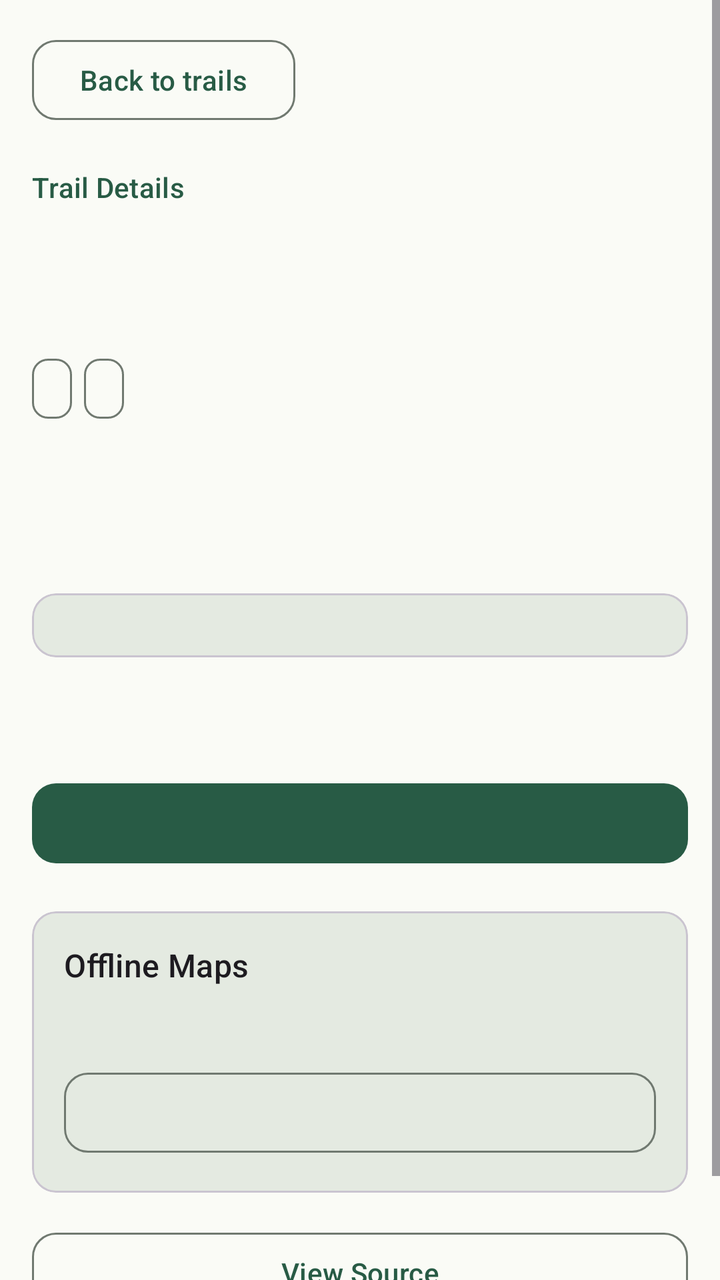
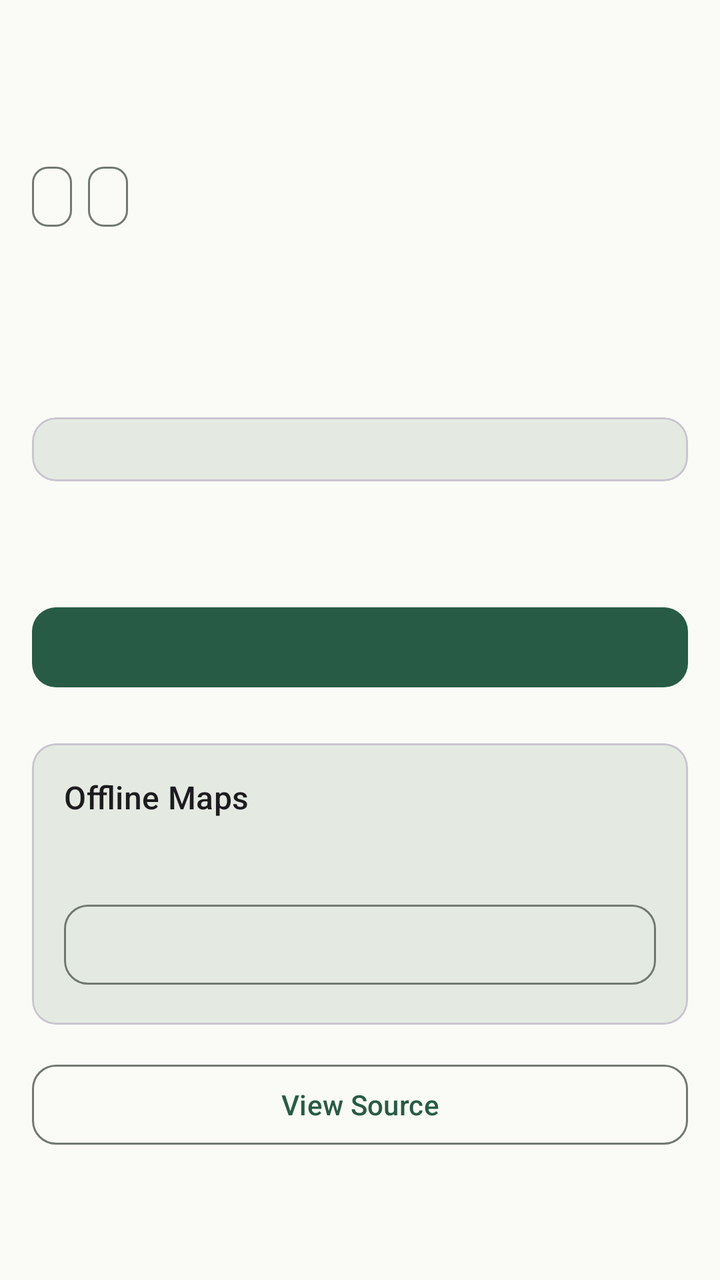

Screens rendered from an Android XML layout before and after an edit, with the pre-edit source and the edit as a unified diff.
<!-- AndroidManifest.xml: application theme Theme.TrailRelay -->
<!-- res/layout/activity_trail_detail.xml -->
<?xml version="1.0" encoding="utf-8"?>
<ScrollView xmlns:android="http://schemas.android.com/apk/res/android"
    xmlns:app="http://schemas.android.com/apk/res-auto"
    android:id="@+id/detail_root"
    android:layout_width="match_parent" android:layout_height="match_parent"
    android:fillViewport="true" android:background="@color/trail_surface">
    <LinearLayout android:layout_width="match_parent" android:layout_height="wrap_content"
        android:orientation="vertical" android:padding="16dp">
        <com.google.android.material.button.MaterialButton android:id="@+id/detail_back"
            style="@style/Widget.TrailRelay.OutlinedButton"
            android:layout_width="wrap_content" android:layout_height="wrap_content"
            android:text="@string/back_to_trails" />
        <TextView android:layout_width="match_parent" android:layout_height="wrap_content"
            android:layout_marginTop="20dp" android:text="@string/trail_details"
            android:textAppearance="?attr/textAppearanceLabelLarge"
            android:textColor="@color/trail_primary" />
        <TextView android:id="@+id/detail_name" android:layout_width="match_parent"
            android:layout_height="wrap_content" android:layout_marginTop="4dp"
            android:textAppearance="?attr/textAppearanceHeadlineMedium"
            android:accessibilityHeading="true" />
        <TextView android:id="@+id/detail_source" android:layout_width="match_parent"
            android:layout_height="wrap_content" android:layout_marginTop="8dp"
            android:textAppearance="?attr/textAppearanceLabelLarge"
            android:textColor="@color/trail_on_surface_variant" />
        <com.google.android.material.chip.ChipGroup
            android:id="@+id/detail_status_chips"
            android:layout_width="match_parent" android:layout_height="wrap_content"
            android:layout_marginTop="8dp" app:chipSpacingHorizontal="6dp"
            app:chipSpacingVertical="4dp" app:singleLine="false">
            <com.google.android.material.chip.Chip
                android:id="@+id/detail_route_chip"
                style="@style/Widget.TrailRelay.StatusChip"
                android:layout_width="wrap_content" android:layout_height="wrap_content" />
            <com.google.android.material.chip.Chip
                android:id="@+id/detail_aerial_chip"
                style="@style/Widget.TrailRelay.StatusChip"
                android:layout_width="wrap_content" android:layout_height="wrap_content" />
        </com.google.android.material.chip.ChipGroup>
        <TextView android:id="@+id/detail_status" android:layout_width="match_parent"
            android:layout_height="wrap_content" android:layout_marginTop="4dp"
            android:textAppearance="?attr/textAppearanceTitleMedium"
            android:textColor="@color/trail_primary" android:accessibilityLiveRegion="polite" />
        <TextView android:id="@+id/detail_description" android:layout_width="match_parent"
            android:layout_height="wrap_content" android:layout_marginTop="20dp"
            android:textAppearance="?attr/textAppearanceBodyLarge" />
        <com.google.android.material.card.MaterialCardView android:id="@+id/detail_fields_card"
            android:layout_width="match_parent" android:layout_height="wrap_content"
            android:layout_marginTop="20dp" app:cardBackgroundColor="@color/trail_surface_variant"
            app:cardCornerRadius="@dimen/trail_corner_radius" app:cardElevation="0dp">
            <LinearLayout android:id="@+id/detail_fields" android:layout_width="match_parent"
                android:layout_height="wrap_content" android:orientation="vertical"
                android:padding="16dp" />
        </com.google.android.material.card.MaterialCardView>
        <TextView android:id="@+id/detail_message" android:layout_width="match_parent"
            android:layout_height="wrap_content" android:layout_marginTop="16dp"
            android:textAppearance="?attr/textAppearanceBodyMedium"
            android:textColor="@color/trail_on_surface_variant" android:accessibilityLiveRegion="polite" />
        <com.google.android.material.progressindicator.LinearProgressIndicator
            android:id="@+id/detail_progress" android:layout_width="match_parent"
            android:layout_height="wrap_content" android:layout_marginTop="12dp"
            android:indeterminate="true" android:visibility="gone" />
        <com.google.android.material.button.MaterialButton android:id="@+id/detail_primary"
            android:layout_width="match_parent" android:layout_height="wrap_content"
            android:layout_marginTop="24dp" />
        <com.google.android.material.card.MaterialCardView android:id="@+id/detail_offline_card"
            android:layout_width="match_parent" android:layout_height="wrap_content"
            android:layout_marginTop="20dp" app:cardBackgroundColor="@color/trail_surface_variant"
            app:cardCornerRadius="@dimen/trail_corner_radius" app:cardElevation="0dp">
            <LinearLayout android:layout_width="match_parent" android:layout_height="wrap_content"
                android:orientation="vertical" android:padding="16dp">
                <TextView android:layout_width="match_parent" android:layout_height="wrap_content"
                    android:text="@string/offline_maps" android:textAppearance="?attr/textAppearanceTitleMedium" />
                <TextView android:id="@+id/detail_offline_state" android:layout_width="match_parent"
                    android:layout_height="wrap_content" android:layout_marginTop="8dp"
                    android:textAppearance="?attr/textAppearanceBodyMedium"
                    android:accessibilityLiveRegion="polite" />
                <com.google.android.material.button.MaterialButton android:id="@+id/detail_offline_action"
                    style="@style/Widget.TrailRelay.OutlinedButton"
                    android:layout_width="match_parent" android:layout_height="wrap_content"
                    android:layout_marginTop="12dp" />
            </LinearLayout>
        </com.google.android.material.card.MaterialCardView>
        <com.google.android.material.button.MaterialButton android:id="@+id/detail_source_action"
            style="@style/Widget.TrailRelay.OutlinedButton"
            android:layout_width="match_parent" android:layout_height="wrap_content"
            android:layout_marginTop="16dp" android:text="@string/view_source" />
        <TextView android:id="@+id/detail_source_url" android:layout_width="match_parent"
            android:layout_height="wrap_content" android:layout_marginTop="4dp"
            android:textAppearance="?attr/textAppearanceBodySmall"
            android:textColor="@color/trail_on_surface_variant" />
    </LinearLayout>
</ScrollView>
<!-- resources referenced by this layout -->
<resources>
  <color name="trail_on_surface_variant">#424B42</color>
  <color name="trail_primary">#285B45</color>
  <color name="trail_surface">#FAFBF6</color>
  <color name="trail_surface_variant">#E4EAE1</color>
  <dimen name="trail_corner_radius">12dp</dimen>
  <string name="back_to_trails">Back to trails</string>
  <string name="offline_maps">Offline Maps</string>
  <string name="trail_details">Trail Details</string>
  <string name="view_source">View Source</string>
  <style name="Widget.TrailRelay.OutlinedButton" parent="Widget.Material3.Button.OutlinedButton">
          <item name="cornerRadius">@dimen/trail_corner_radius</item>
          <item name="android:minHeight">48dp</item>
      </style>
  <style name="Widget.TrailRelay.StatusChip" parent="Widget.Material3.Chip.Assist">
          <item name="android:minHeight">0dp</item>
          <item name="chipMinHeight">30dp</item>
          <item name="ensureMinTouchTargetSize">false</item>
          <item name="chipIconSize">18dp</item>
          <item name="chipStartPadding">8dp</item>
          <item name="chipEndPadding">8dp</item>
          <item name="textStartPadding">4dp</item>
          <item name="textEndPadding">0dp</item>
          <item name="android:textAppearance">?attr/textAppearanceLabelMedium</item>
      </style>
  <color name="trail_on_primary">#FFFFFF</color>
  <color name="trail_primary_container">#C6EAD1</color>
  <color name="trail_on_primary_container">#123525</color>
  <color name="trail_secondary">#526351</color>
  <color name="trail_on_secondary">#FFFFFF</color>
  <color name="trail_on_surface">#1A211C</color>
  <color name="trail_outline">#707970</color>
  <color name="trail_error">#B3261E</color>
  <color name="trail_on_error">#FFFFFF</color>
  <style name="Widget.TrailRelay.Button" parent="Widget.Material3.Button">
          <item name="cornerRadius">@dimen/trail_corner_radius</item>
          <item name="android:minHeight">48dp</item>
      </style>
  <style name="ThemeOverlay.TrailRelay.Dialog" parent="ThemeOverlay.Material3.MaterialAlertDialog">
          <item name="alertDialogStyle">@style/MaterialAlertDialog.TrailRelay</item>
      </style>
  <style name="MaterialAlertDialog.TrailRelay" parent="MaterialAlertDialog.Material3">
          <item name="shapeAppearance">@style/ShapeAppearance.TrailRelay.Dialog</item>
      </style>
  <style name="ShapeAppearance.TrailRelay.Dialog" parent="ShapeAppearance.Material3.Corner.Medium">
          <item name="cornerFamily">rounded</item>
          <item name="cornerSize">@dimen/trail_corner_radius</item>
      </style>
  <!-- unchanged entries left out for length: 1 -->
</resources>

<!-- the commit's change to res/layout/activity_trail_detail.xml (unified diff, before → after) -->
@@ -1,92 +1,31 @@
-<?xml version="1.0" encoding="utf-8"?>
-<ScrollView xmlns:android="http://schemas.android.com/apk/res/android"
-    xmlns:app="http://schemas.android.com/apk/res-auto"
-    android:id="@+id/detail_root"
-    android:layout_width="match_parent" android:layout_height="match_parent"
-    android:fillViewport="true" android:background="@color/trail_surface">
-    <LinearLayout android:layout_width="match_parent" android:layout_height="wrap_content"
-        android:orientation="vertical" android:padding="16dp">
-        <com.google.android.material.button.MaterialButton android:id="@+id/detail_back"
-            style="@style/Widget.TrailRelay.OutlinedButton"
-            android:layout_width="wrap_content" android:layout_height="wrap_content"
-            android:text="@string/back_to_trails" />
-        <TextView android:layout_width="match_parent" android:layout_height="wrap_content"
-            android:layout_marginTop="20dp" android:text="@string/trail_details"
-            android:textAppearance="?attr/textAppearanceLabelLarge"
-            android:textColor="@color/trail_primary" />
-        <TextView android:id="@+id/detail_name" android:layout_width="match_parent"
-            android:layout_height="wrap_content" android:layout_marginTop="4dp"
-            android:textAppearance="?attr/textAppearanceHeadlineMedium"
-            android:accessibilityHeading="true" />
-        <TextView android:id="@+id/detail_source" android:layout_width="match_parent"
-            android:layout_height="wrap_content" android:layout_marginTop="8dp"
-            android:textAppearance="?attr/textAppearanceLabelLarge"
-            android:textColor="@color/trail_on_surface_variant" />
-        <com.google.android.material.chip.ChipGroup
-            android:id="@+id/detail_status_chips"
-            android:layout_width="match_parent" android:layout_height="wrap_content"
-            android:layout_marginTop="8dp" app:chipSpacingHorizontal="6dp"
-            app:chipSpacingVertical="4dp" app:singleLine="false">
-            <com.google.android.material.chip.Chip
-                android:id="@+id/detail_route_chip"
-                style="@style/Widget.TrailRelay.StatusChip"
-                android:layout_width="wrap_content" android:layout_height="wrap_content" />
-            <com.google.android.material.chip.Chip
-                android:id="@+id/detail_aerial_chip"
-                style="@style/Widget.TrailRelay.StatusChip"
-                android:layout_width="wrap_content" android:layout_height="wrap_content" />
+<?xml version='1.0' encoding='utf-8'?>
+<androidx.core.widget.NestedScrollView xmlns:android="http://schemas.android.com/apk/res/android" xmlns:app="http://schemas.android.com/apk/res-auto" android:id="@+id/detail_root" android:layout_width="match_parent" android:layout_height="match_parent" android:fillViewport="true" android:clipToPadding="false" android:background="@color/trail_surface">
+    <LinearLayout android:layout_width="match_parent" android:layout_height="wrap_content" android:orientation="vertical" android:padding="@dimen/space_content">
+        <TextView android:id="@+id/detail_name" android:layout_width="match_parent" android:layout_height="wrap_content" android:textAppearance="?attr/textAppearanceHeadlineSmall" android:accessibilityHeading="true" />
+        <TextView android:id="@+id/detail_source" android:layout_width="match_parent" android:layout_height="wrap_content" android:layout_marginTop="@dimen/space_related" android:textAppearance="?attr/textAppearanceLabelLarge" android:textColor="@color/trail_on_surface_variant" />
+        <com.google.android.material.chip.ChipGroup android:id="@+id/detail_status_chips" android:layout_width="match_parent" android:layout_height="wrap_content" android:layout_marginTop="@dimen/space_related" app:chipSpacingHorizontal="@dimen/space_related" app:chipSpacingVertical="@dimen/space_tight" app:singleLine="false">
+            <com.google.android.material.chip.Chip android:id="@+id/detail_route_chip" style="@style/Widget.TrailRelay.StatusChip" android:layout_width="wrap_content" android:layout_height="wrap_content" />
+            <com.google.android.material.chip.Chip android:id="@+id/detail_aerial_chip" style="@style/Widget.TrailRelay.StatusChip" android:layout_width="wrap_content" android:layout_height="wrap_content" />
         </com.google.android.material.chip.ChipGroup>
-        <TextView android:id="@+id/detail_status" android:layout_width="match_parent"
-            android:layout_height="wrap_content" android:layout_marginTop="4dp"
-            android:textAppearance="?attr/textAppearanceTitleMedium"
-            android:textColor="@color/trail_primary" android:accessibilityLiveRegion="polite" />
-        <TextView android:id="@+id/detail_description" android:layout_width="match_parent"
-            android:layout_height="wrap_content" android:layout_marginTop="20dp"
-            android:textAppearance="?attr/textAppearanceBodyLarge" />
-        <com.google.android.material.card.MaterialCardView android:id="@+id/detail_fields_card"
-            android:layout_width="match_parent" android:layout_height="wrap_content"
-            android:layout_marginTop="20dp" app:cardBackgroundColor="@color/trail_surface_variant"
-            app:cardCornerRadius="@dimen/trail_corner_radius" app:cardElevation="0dp">
-            <LinearLayout android:id="@+id/detail_fields" android:layout_width="match_parent"
-                android:layout_height="wrap_content" android:orientation="vertical"
-                android:padding="16dp" />
+        <TextView android:id="@+id/detail_status" android:layout_width="match_parent" android:layout_height="wrap_content" android:layout_marginTop="@dimen/space_tight" android:textAppearance="?attr/textAppearanceTitleMedium" android:textColor="@color/trail_primary" android:accessibilityLiveRegion="polite" />
+        <TextView android:id="@+id/detail_description" android:layout_width="match_parent" android:layout_height="wrap_content" android:layout_marginTop="@dimen/space_section" android:textAppearance="?attr/textAppearanceBodyLarge" />
+        <com.google.android.material.card.MaterialCardView android:id="@+id/detail_fields_card" android:layout_width="match_parent" android:layout_height="wrap_content" android:layout_marginTop="@dimen/space_section" app:cardBackgroundColor="@color/trail_surface_variant" app:cardCornerRadius="@dimen/trail_corner_radius" app:cardElevation="0dp">
+            <LinearLayout android:id="@+id/detail_fields" android:layout_width="match_parent" android:layout_height="wrap_content" android:orientation="vertical" android:padding="@dimen/space_content" />
         </com.google.android.material.card.MaterialCardView>
-        <TextView android:id="@+id/detail_message" android:layout_width="match_parent"
-            android:layout_height="wrap_content" android:layout_marginTop="16dp"
-            android:textAppearance="?attr/textAppearanceBodyMedium"
-            android:textColor="@color/trail_on_surface_variant" android:accessibilityLiveRegion="polite" />
-        <com.google.android.material.progressindicator.LinearProgressIndicator
-            android:id="@+id/detail_progress" android:layout_width="match_parent"
-            android:layout_height="wrap_content" android:layout_marginTop="12dp"
-            android:indeterminate="true" android:visibility="gone" />
-        <com.google.android.material.button.MaterialButton android:id="@+id/detail_primary"
-            android:layout_width="match_parent" android:layout_height="wrap_content"
-            android:layout_marginTop="24dp" />
-        <com.google.android.material.card.MaterialCardView android:id="@+id/detail_offline_card"
-            android:layout_width="match_parent" android:layout_height="wrap_content"
-            android:layout_marginTop="20dp" app:cardBackgroundColor="@color/trail_surface_variant"
-            app:cardCornerRadius="@dimen/trail_corner_radius" app:cardElevation="0dp">
-            <LinearLayout android:layout_width="match_parent" android:layout_height="wrap_content"
-                android:orientation="vertical" android:padding="16dp">
-                <TextView android:layout_width="match_parent" android:layout_height="wrap_content"
-                    android:text="@string/offline_maps" android:textAppearance="?attr/textAppearanceTitleMedium" />
-                <TextView android:id="@+id/detail_offline_state" android:layout_width="match_parent"
-                    android:layout_height="wrap_content" android:layout_marginTop="8dp"
-                    android:textAppearance="?attr/textAppearanceBodyMedium"
-                    android:accessibilityLiveRegion="polite" />
-                <com.google.android.material.button.MaterialButton android:id="@+id/detail_offline_action"
-                    style="@style/Widget.TrailRelay.OutlinedButton"
-                    android:layout_width="match_parent" android:layout_height="wrap_content"
-                    android:layout_marginTop="12dp" />
+        <TextView android:id="@+id/detail_message" android:layout_width="match_parent" android:layout_height="wrap_content" android:layout_marginTop="@dimen/space_content" android:textAppearance="?attr/textAppearanceBodyMedium" android:textColor="@color/trail_on_surface_variant" android:accessibilityLiveRegion="polite" />
+        <com.google.android.material.progressindicator.LinearProgressIndicator android:id="@+id/detail_progress" android:layout_width="match_parent" android:layout_height="wrap_content" android:layout_marginTop="@dimen/space_compact" android:indeterminate="true" android:visibility="gone" />
+        <com.google.android.material.button.MaterialButton android:id="@+id/detail_primary" android:layout_width="match_parent" android:layout_height="wrap_content" android:layout_marginTop="@dimen/space_section" />
+        <com.google.android.material.button.MaterialButton android:id="@+id/detail_preview" style="@style/Widget.TrailRelay.OutlinedButton" android:layout_width="match_parent" android:layout_height="wrap_content" android:layout_marginTop="@dimen/space_related" android:text="@string/preview_on_map" android:visibility="gone" />
+        <com.google.android.material.card.MaterialCardView android:id="@+id/detail_offline_card" android:layout_width="match_parent" android:layout_height="wrap_content" android:layout_marginTop="@dimen/space_section" app:cardBackgroundColor="@color/trail_surface_variant" app:cardCornerRadius="@dimen/trail_corner_radius" app:cardElevation="0dp">
+            <LinearLayout android:layout_width="match_parent" android:layout_height="wrap_content" android:orientation="vertical" android:padding="@dimen/space_content">
+                <TextView android:layout_width="match_parent" android:layout_height="wrap_content" android:text="@string/offline_maps" android:textAppearance="?attr/textAppearanceTitleMedium" />
+                <TextView android:id="@+id/detail_offline_state" android:layout_width="match_parent" android:layout_height="wrap_content" android:layout_marginTop="@dimen/space_related" android:textAppearance="?attr/textAppearanceBodyMedium" android:accessibilityLiveRegion="polite" />
+                <com.google.android.material.progressindicator.LinearProgressIndicator android:id="@+id/detail_offline_progress" android:layout_width="match_parent" android:layout_height="wrap_content" android:layout_marginTop="@dimen/space_related" android:visibility="gone" />
+                <TextView android:id="@+id/detail_offline_metrics" android:layout_width="match_parent" android:layout_height="wrap_content" android:layout_marginTop="@dimen/space_tight" android:textAppearance="?attr/textAppearanceBodySmall" android:visibility="gone" />
+                <com.google.android.material.button.MaterialButton android:id="@+id/detail_offline_action" style="@style/Widget.TrailRelay.OutlinedButton" android:layout_width="match_parent" android:layout_height="wrap_content" android:layout_marginTop="@dimen/space_compact" />
             </LinearLayout>
         </com.google.android.material.card.MaterialCardView>
-        <com.google.android.material.button.MaterialButton android:id="@+id/detail_source_action"
-            style="@style/Widget.TrailRelay.OutlinedButton"
-            android:layout_width="match_parent" android:layout_height="wrap_content"
-            android:layout_marginTop="16dp" android:text="@string/view_source" />
-        <TextView android:id="@+id/detail_source_url" android:layout_width="match_parent"
-            android:layout_height="wrap_content" android:layout_marginTop="4dp"
-            android:textAppearance="?attr/textAppearanceBodySmall"
-            android:textColor="@color/trail_on_surface_variant" />
+        <com.google.android.material.button.MaterialButton android:id="@+id/detail_source_action" style="@style/Widget.TrailRelay.OutlinedButton" android:layout_width="match_parent" android:layout_height="wrap_content" android:layout_marginTop="@dimen/space_content" android:text="@string/view_source" />
+        <TextView android:id="@+id/detail_source_url" android:layout_width="match_parent" android:layout_height="wrap_content" android:layout_marginTop="@dimen/space_tight" android:textAppearance="?attr/textAppearanceBodySmall" android:textColor="@color/trail_on_surface_variant" />
     </LinearLayout>
-</ScrollView>
+</androidx.core.widget.NestedScrollView>
<!-- resource entries referenced after the edit -->
@@ -4,10 +4,14 @@
   <color name="trail_primary">#285B45</color>
   <color name="trail_surface">#FAFBF6</color>
   <color name="trail_surface_variant">#E4EAE1</color>
+  <dimen name="space_compact">12dp</dimen>
+  <dimen name="space_content">16dp</dimen>
+  <dimen name="space_related">8dp</dimen>
+  <dimen name="space_section">24dp</dimen>
+  <dimen name="space_tight">4dp</dimen>
   <dimen name="trail_corner_radius">12dp</dimen>
-  <string name="back_to_trails">Back to trails</string>
   <string name="offline_maps">Offline Maps</string>
-  <string name="trail_details">Trail Details</string>
+  <string name="preview_on_map">Preview on Map</string>
   <string name="view_source">View Source</string>
   <style name="Widget.TrailRelay.OutlinedButton" parent="Widget.Material3.Button.OutlinedButton">
           <item name="cornerRadius">@dimen/trail_corner_radius</item>
